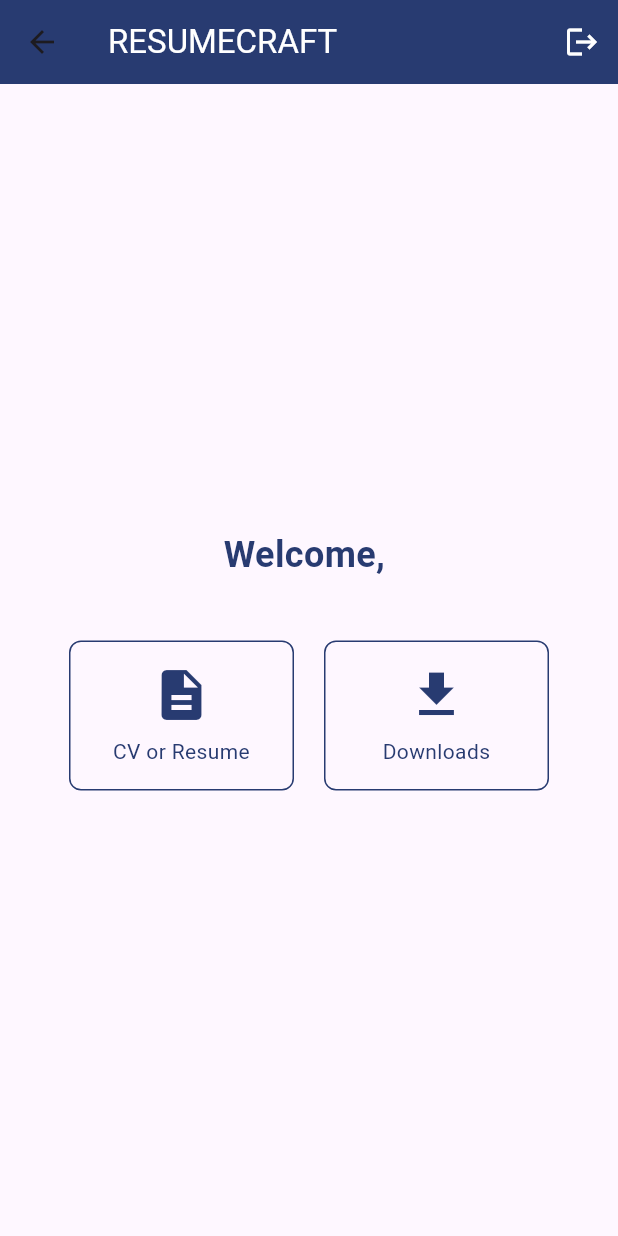
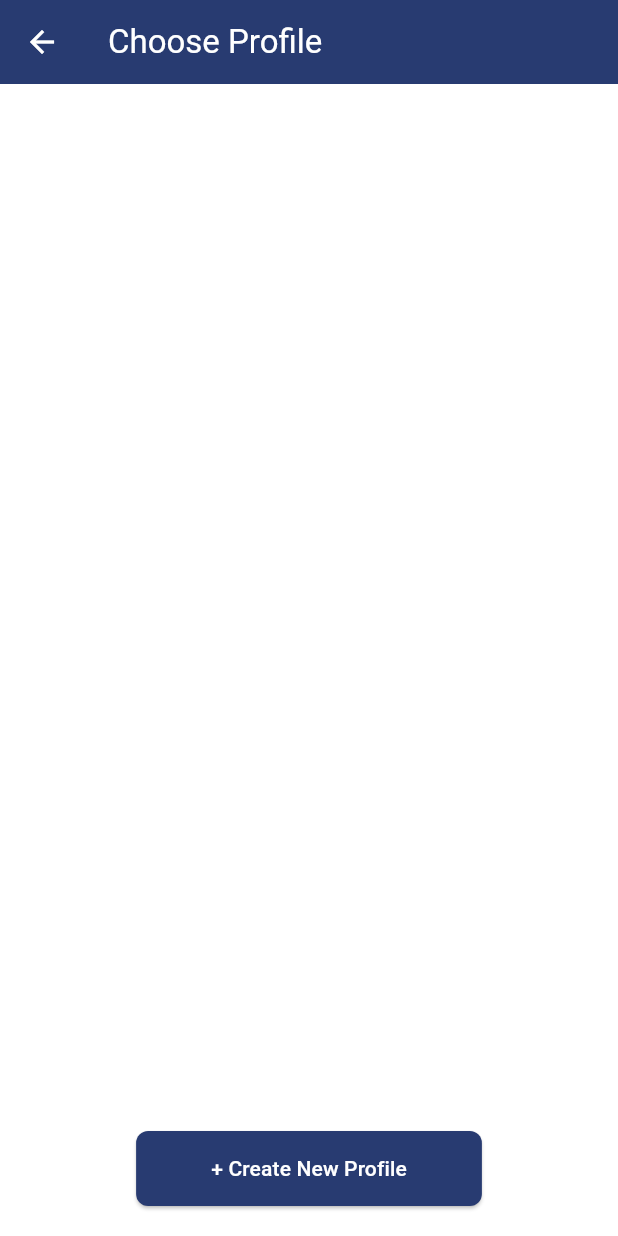
Before and after one commit to Satkar69/resumecraft_flutter, a Flutter app: the ProfilePage screen opened by its route, on a phone screen of 412 x 824 dp. Run offline on Flutter 3.47's test engine with Material 3 defaults, Android fonts, the phone set to English and light mode, and no system bars; our stand-ins replace dio, shared_preferences, snippet_coder_utils; accounts and stored records are empty.

Commit message:
update :: profile, create-profile, create-personal-detail UI done

```diff
--- a/lib/main.dart
+++ b/lib/main.dart
@@ -1,6 +1,9 @@
 import 'package:flutter/material.dart';
 
+import 'package:resumecraft/pages/create_profile.dart';
 import 'package:resumecraft/pages/login_page.dart';
+import 'package:resumecraft/pages/home_page.dart';
+import 'package:resumecraft/pages/create_personal_detail.dart';
 import 'package:resumecraft/pages/profile_page.dart';
 import 'package:resumecraft/pages/register_page.dart';
 import 'package:resumecraft/services/shared_service.dart';
@@ -11,7 +14,7 @@ void main() async {
   WidgetsFlutterBinding.ensureInitialized();
   bool _result = await SharedService.isLoggedIn();
   if (_result) {
-    _defaultHome = const ProfilePage();
+    _defaultHome = const HomePage();
   }
   runApp(const MyApp());
 }
@@ -25,29 +28,17 @@ class MyApp extends StatelessWidget {
     return MaterialApp(
       title: 'Flutter Demo',
       theme: ThemeData(
-        // This is the theme of your application.
-        //
-        // TRY THIS: Try running your application with "flutter run". You'll see
-        // the application has a purple toolbar. Then, without quitting the app,
-        // try changing the seedColor in the colorScheme below to Colors.green
-        // and then invoke "hot reload" (save your changes or press the "hot
-        // reload" button in a Flutter-supported IDE, or press "r" if you used
-        // the command line to start the app).
-        //
-        // Notice that the counter didn't reset back to zero; the application
-        // state is not lost during the reload. To reset the state, use hot
-        // restart instead.
-        //
-        // This works for code too, not just values: Most code changes can be
-        // tested with just a hot reload.
         colorScheme: ColorScheme.fromSeed(seedColor: Colors.deepPurple),
         useMaterial3: true,
       ),
       routes: {
         '/': (context) => _defaultHome,
         '/login': (context) => const LoginPage(),
-        '/profile': (context) => const ProfilePage(),
-        '/register': (context) => const RegisterPage()
+        '/home': (context) => const HomePage(),
+        '/register': (context) => const RegisterPage(),
+        '/profiles': (context) => const ProfilePage(),
+        '/create-profile': (context) => const CreateProfile(),
+        '/create-personal-detail': (context) => const CreatePersonalDetail(),
       },
     );
   }
--- a/lib/pages/profile_page.dart
+++ b/lib/pages/profile_page.dart
@@ -1,9 +1,5 @@
 import 'package:flutter/material.dart';
 import 'package:snippet_coder_utils/hex_color.dart';
-
-import 'package:resumecraft/services/shared_service.dart';
-import 'package:resumecraft/models/profile/profile_model.dart';
-import 'package:resumecraft/services/api_service.dart';
 
 class ProfilePage extends StatefulWidget {
   const ProfilePage({super.key});
@@ -14,70 +10,53 @@ class ProfilePage extends StatefulWidget {
 
 class _ProfilePageState extends State<ProfilePage> {
   final Color primaryColor = HexColor('#283B71');
-  String username = '';
+
   @override
-  void initState() {
-    super.initState();
-    _loadUserProfile();
-  }
-
-  Future<void> _loadUserProfile() async {
-    final prefs = await SharedService.getLoginResponse();
-    final token = prefs?.token ?? '';
-    print('token: ' + token);
-    if (token.isNotEmpty) {
-      try {
-        final profileData = await APIService.getUserProfile(token);
-        // Assuming profileData is a Map<String, dynamic>, convert it to your ProfileModel
-        final profile = ProfileModel.fromJson(profileData);
-        setState(() {
-          username = profile.user?.username ?? 'User';
-        });
-      } catch (e) {
-        print('Failed to load user profile: $e');
-      }
-    }
-  }
-
   Widget build(BuildContext context) {
     return Scaffold(
       appBar: AppBar(
-        title: Text(
-          'RESUMECRAFT',
-          style: TextStyle(color: Colors.white),
+        title:
+            const Text('Choose Profile', style: TextStyle(color: Colors.white)),
+        backgroundColor: primaryColor,
+        leading: IconButton(
+          icon: const Icon(Icons.arrow_back, color: Colors.white),
+          onPressed: () => Navigator.of(context).pop(),
         ),
-        backgroundColor: primaryColor,
-        actions: [
-          IconButton(
-            icon: Icon(Icons.logout, color: Colors.white),
-            onPressed: () async {
-              await SharedService.logout(context);
-            },
-          ),
-        ],
+        // actions: [
+        //   IconButton(
+        //     icon: const Icon(Icons.refresh, color: Colors.white),
+        //     onPressed: () {
+        //       // Implement refresh functionality
+        //       setState(() {
+        //         // Refresh logic here
+        //       });
+        //     },
+        //   ),
+        // ],
       ),
-      body: Center(
-        child: Padding(
-          padding: const EdgeInsets.all(16.0),
+      body: Container(
+        color: Colors.white, // Set the background color to white
+        child: Center(
           child: Column(
-            mainAxisAlignment: MainAxisAlignment.center,
+            mainAxisAlignment: MainAxisAlignment.end,
             children: [
-              Text(
-                'Welcome, $username',
-                style: TextStyle(
-                  fontSize: 24,
-                  fontWeight: FontWeight.bold,
-                  color: primaryColor,
+              Padding(
+                padding: const EdgeInsets.only(bottom: 20.0),
+                child: ElevatedButton(
+                  child: const Text('+ Create New Profile'),
+                  style: ElevatedButton.styleFrom(
+                    backgroundColor: primaryColor,
+                    foregroundColor: Colors.white,
+                    shape: RoundedRectangleBorder(
+                      borderRadius: BorderRadius.circular(8),
+                    ),
+                    padding: const EdgeInsets.symmetric(
+                        horizontal: 50, vertical: 15),
+                  ),
+                  onPressed: () {
+                    Navigator.pushNamed(context, '/create-profile');
+                  },
                 ),
-              ),
-              SizedBox(height: 40),
-              Row(
-                mainAxisAlignment: MainAxisAlignment.center,
-                children: [
-                  _profileUI(Icons.description, 'CV or Resume'),
-                  SizedBox(width: 20),
-                  _profileUI(Icons.download, 'Downloads'),
-                ],
               ),
             ],
           ),
@@ -85,27 +64,4 @@ class _ProfilePageState extends State<ProfilePage> {
       ),
     );
   }
-
-  Widget _profileUI(IconData icon, String label) {
-    return Container(
-      width: 150,
-      height: 100,
-      decoration: BoxDecoration(
-        border: Border.all(color: primaryColor),
-        borderRadius: BorderRadius.circular(8),
-      ),
-      child: Column(
-        mainAxisAlignment: MainAxisAlignment.center,
-        children: [
-          Icon(icon, size: 40, color: primaryColor),
-          SizedBox(height: 8),
-          Text(
-            label,
-            textAlign: TextAlign.center,
-            style: TextStyle(color: primaryColor),
-          ),
-        ],
-      ),
-    );
-  }
 }
```
Also changed, not shown: lib/pages/create_personal_detail.dart (added, +165 -0 lines), lib/pages/create_profile.dart (added, +115 -0 lines), lib/pages/home_page.dart (added, +122 -0 lines), lib/pages/login_page.dart (+4 -4 lines).
